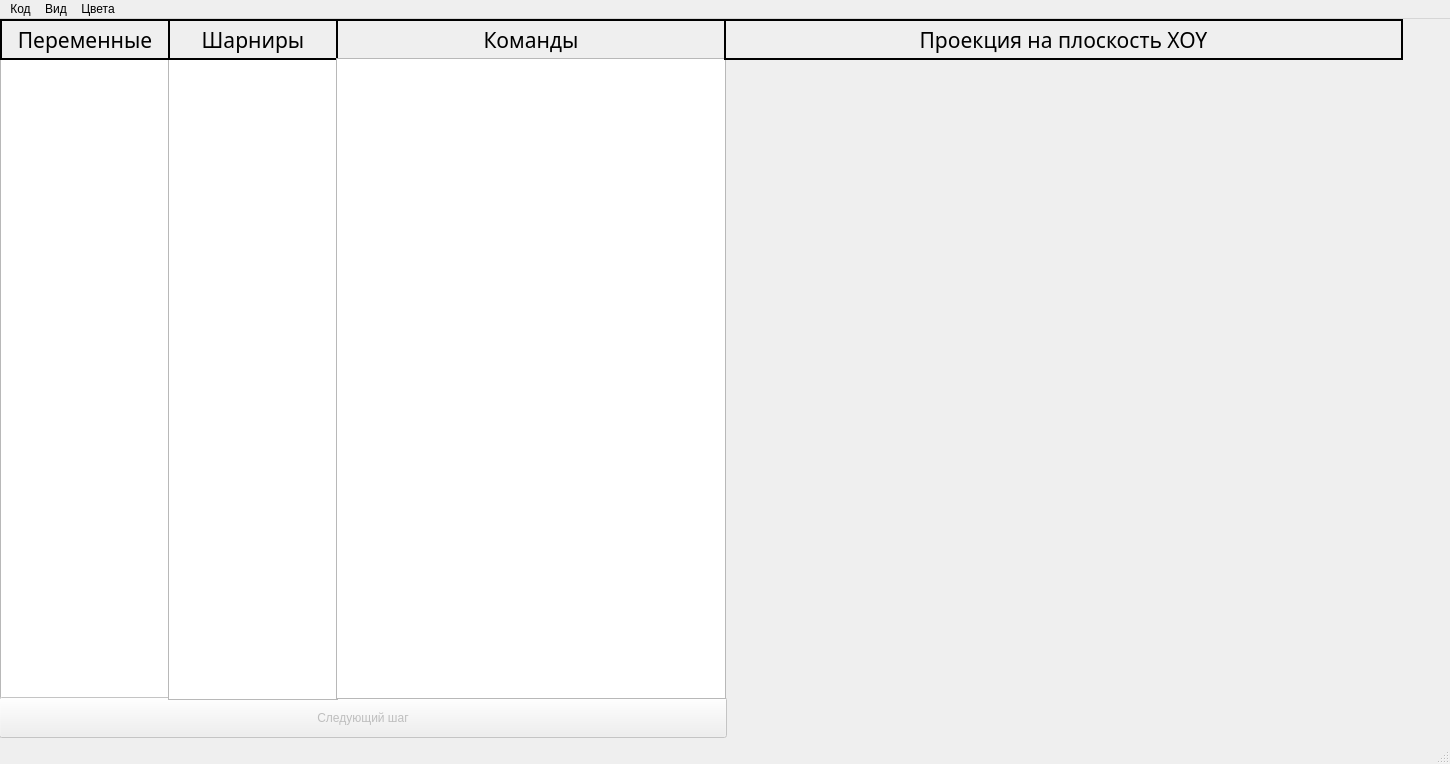
Before: the Qt Designer form mainwindow.ui in Firegreat78/MiniRML, drawn with Qt 5.
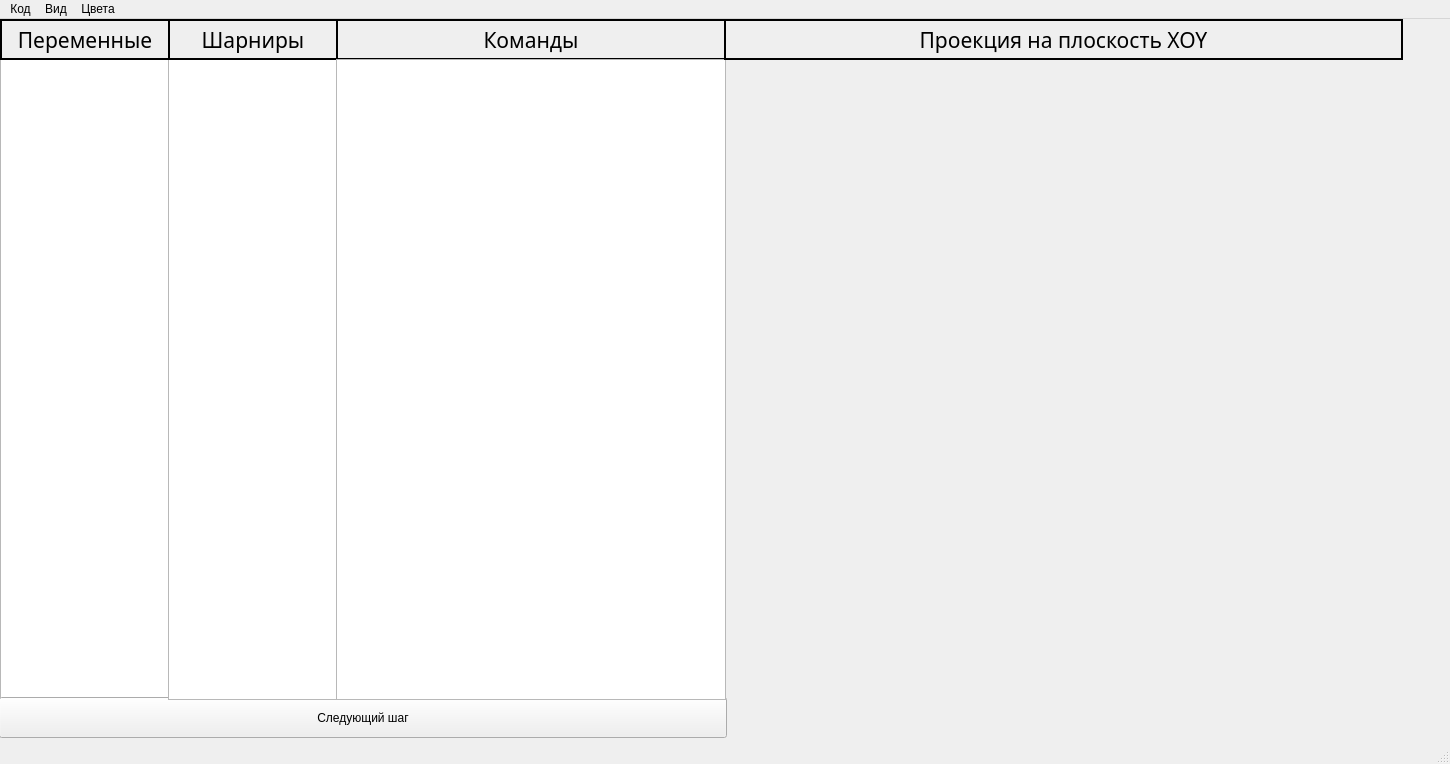
After: the same form once the commit is applied.

What changed in the file:
```diff
--- a/mainwindow.ui
+++ b/mainwindow.ui
@@ -38,7 +38,7 @@
    </widget>
    <widget class="QPushButton" name="nextStepButton">
     <property name="enabled">
-     <bool>false</bool>
+     <bool>true</bool>
     </property>
     <property name="geometry">
      <rect>
@@ -150,7 +150,7 @@
     <property name="geometry">
      <rect>
       <x>336</x>
-      <y>39</y>
+      <y>40</y>
       <width>390</width>
       <height>641</height>
      </rect>
```
